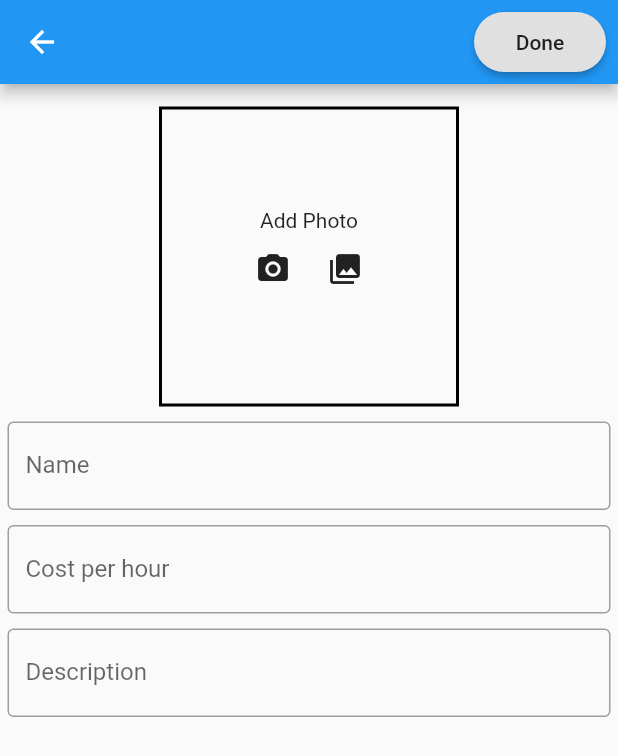
After one commit to UtkarshA135/KisanSeva, a Flutter app: the MyHomePage screen opened directly, after a tap on the "add" icon, on a phone screen of 412 x 824 dp. The commit adds this screen. Shown: the top 756 px of the screen. Run offline on Flutter 3.47's test engine with Material 2 defaults, Android fonts, the phone set to English and light mode, and no system bars; our stand-ins replace firebase_auth, image_picker, shared_preferences; accounts and stored records are empty; network calls fail.

Commit message:
Rent tools UI added

```diff
--- /dev/null
+++ b/lib/screens/rent_tools/add_new.dart
@@ -0,0 +1,144 @@
+import 'package:flutter/cupertino.dart';
+import "package:flutter/material.dart";
+
+import 'package:image_picker/image_picker.dart';
+
+class AddItem extends StatefulWidget {
+  @override
+  _AddItemState createState() => _AddItemState();
+}
+
+class _AddItemState extends State<AddItem> {
+  var imageFile;
+  @override
+  Widget build(BuildContext context) {
+    void _getImage(bool fromCamera) async {
+      if (fromCamera) {
+        imageFile = await ImagePicker.pickImage(source: ImageSource.camera);
+        setState(() {
+          this.imageFile = imageFile;
+        });
+      } else {
+        imageFile = await ImagePicker.pickImage(source: ImageSource.gallery);
+        setState(() {
+          this.imageFile = imageFile;
+        });
+      }
+    }
+
+    _addPhoto() {
+      return Column(
+        children: <Widget>[
+          Container(
+            decoration: BoxDecoration(
+              border: Border.all(color: Colors.black, width: 2),
+            ),
+            height: 200,
+            width: 200,
+            child: imageFile == null
+                ? Column(
+                    mainAxisAlignment: MainAxisAlignment.center,
+                    children: [
+                      Center(
+                        child: Text("Add Photo"),
+                      ),
+                      Row(
+                        mainAxisSize: MainAxisSize.min,
+                        mainAxisAlignment: MainAxisAlignment.center,
+                        children: [
+                          IconButton(
+                            icon: Icon(
+                              Icons.camera_alt,
+                            ),
+                            onPressed: () {
+                              _getImage(true);
+                            },
+                          ),
+                          IconButton(
+                            icon: Icon(
+                              Icons.photo_library,
+                            ),
+                            onPressed: () {
+                              _getImage(false);
+                            },
+                          ),
+                        ],
+                      ),
+                    ],
+                  )
+                : Container(
+                    child: Image.file(
+                      imageFile,
+                      fit: BoxFit.cover,
+                    ),
+                  ),
+          ),
+        ],
+      );
+    }
+
+    return Scaffold(
+      appBar: AppBar(
+        actions: [
+          Padding(
+            padding: const EdgeInsets.all(8.0),
+            child: RaisedButton(
+              onPressed: () {
+                Navigator.pop(context);
+              },
+              shape: StadiumBorder(),
+              child: Text(
+                "Done",
+                style: TextStyle(color: Colors.black87),
+              ),
+            ),
+          )
+        ],
+      ),
+      body: ListView(
+        padding: EdgeInsets.all(5),
+        shrinkWrap: true,
+        children: [
+          SizedBox(
+            height: 10,
+          ),
+          _addPhoto(),
+          SizedBox(
+            height: 10,
+          ),
+          TextFormField(
+            decoration: InputDecoration(
+              enabledBorder: OutlineInputBorder(
+                  borderSide: BorderSide(color: Colors.grey)),
+              border: OutlineInputBorder(),
+              labelText: "Name",
+              hintText: "Name",
+            ),
+          ),
+          SizedBox(
+            height: 10,
+          ),
+          TextFormField(
+            decoration: InputDecoration(
+                enabledBorder: OutlineInputBorder(
+                    borderSide: BorderSide(color: Colors.grey)),
+                border: OutlineInputBorder(),
+                labelText: "Cost per hour",
+                hintText: "eg : Rs xxx/hr"),
+          ),
+          SizedBox(
+            height: 10,
+          ),
+          TextFormField(
+            decoration: InputDecoration(
+                enabledBorder: OutlineInputBorder(
+                    borderSide: BorderSide(color: Colors.grey)),
+                border: OutlineInputBorder(),
+                labelText: "Description",
+                hintText: "Description"),
+          )
+        ],
+      ),
+    );
+  }
+}
--- /dev/null
+++ b/lib/screens/rent_tools/my_home_page.dart
@@ -0,0 +1,231 @@
+import 'package:flutter/cupertino.dart';
+import 'package:flutter/material.dart';
+
+import 'add_new.dart';
+import 'desc_page.dart';
+
+class MyHomePage extends StatelessWidget {
+  @override
+  Widget build(BuildContext context) {
+    List<Widget> items = [
+      card("Tractor", "hdva wfdhgfwgd", "200",
+          "https://etimg.etb2bimg.com/photo/76508031.cms", context),
+      card("Harvestor", "hdva wfdhgfwgd", "300",
+          "https://tiimg.tistatic.com/fp/1/833/harvestor-864.jpg", context),
+      card(
+          "Pesticide Sprayer",
+          "hdva wfdhgfwgd",
+          "100",
+          "https://4.imimg.com/data4/ED/VM/MY-9707575/knapsack-sprayers-500x500.jpg",
+          context),
+      card(
+          "Plough",
+          "hdva wfdhgfwgd",
+          "100",
+          "https://3.imimg.com/data3/TY/KI/MY-2259091/subsoil-plough-500x500.jpg",
+          context),
+      card("Tractor", "hdva wfdhgfwgd", "200",
+          "https://etimg.etb2bimg.com/photo/76508031.cms", context),
+      card("Harvestor", "hdva wfdhgfwgd", "300",
+          "https://tiimg.tistatic.com/fp/1/833/harvestor-864.jpg", context),
+      card(
+          "Pesticide Sprayer",
+          "hdva wfdhgfwgd",
+          "100",
+          "https://4.imimg.com/data4/ED/VM/MY-9707575/knapsack-sprayers-500x500.jpg",
+          context),
+      card(
+          "Plough",
+          "hdva wfdhgfwgd",
+          "100",
+          "https://3.imimg.com/data3/TY/KI/MY-2259091/subsoil-plough-500x500.jpg",
+          context)
+    ];
+
+    return Scaffold(
+      appBar: AppBar(
+        title: Text("SmartFarm"),
+        actions: [
+          IconButton(
+            icon: Icon(Icons.notifications),
+            color: Colors.white,
+            onPressed: () {},
+          )
+        ],
+      ),
+      body: Container(
+        padding: EdgeInsets.all(5),
+        child: SingleChildScrollView(
+          child: Column(
+            children: [
+              Padding(
+                padding: EdgeInsets.all(10),
+                child: Container(
+                  padding: EdgeInsets.symmetric(
+                    horizontal: 15,
+                  ),
+                  decoration: BoxDecoration(
+                      color: Colors.white,
+                      borderRadius: BorderRadius.circular(35),
+                      boxShadow: [
+                        BoxShadow(
+                          color: Colors.black54,
+                          offset: Offset(1.0, 1.0),
+                          blurRadius: 10.0,
+                        ),
+                      ]),
+                  child: TextFormField(
+                    decoration: InputDecoration(
+                        icon: Icon(Icons.search),
+                        hintText: "Search...",
+                        border: InputBorder.none),
+                  ),
+                ),
+              ),
+              Text(
+                "Categories",
+                style: TextStyle(fontWeight: FontWeight.bold, fontSize: 18),
+              ),
+              SizedBox(
+                height: 10,
+              ),
+              Container(
+                height: 75,
+                child: ListView(
+                  shrinkWrap: true,
+                  scrollDirection: Axis.horizontal,
+                  children: [
+                    Container(
+                      width: 75,
+                      decoration: BoxDecoration(
+                        borderRadius: BorderRadius.circular(15),
+                        color: Colors.yellow,
+                      ),
+                      child: Center(
+                        child: Text("Tractors"),
+                      ),
+                    ),
+                    SizedBox(
+                      width: 10,
+                    ),
+                    Container(
+                      width: 75,
+                      decoration: BoxDecoration(
+                        borderRadius: BorderRadius.circular(15),
+                        color: Colors.yellow,
+                      ),
+                      child: Center(
+                        child: Text("Harvestors"),
+                      ),
+                    ),
+                    SizedBox(
+                      width: 10,
+                    ),
+                    Container(
+                      width: 75,
+                      decoration: BoxDecoration(
+                        borderRadius: BorderRadius.circular(15),
+                        color: Colors.yellow,
+                      ),
+                      child: Center(
+                        child: Text("Pesticides"),
+                      ),
+                    ),
+                    SizedBox(
+                      width: 10,
+                    ),
+                    Container(
+                      width: 75,
+                      decoration: BoxDecoration(
+                        borderRadius: BorderRadius.circular(15),
+                        color: Colors.yellow,
+                      ),
+                      child: Center(
+                        child: Text("Others"),
+                      ),
+                    ),
+                  ],
+                ),
+              ),
+              SizedBox(
+                height: 20,
+              ),
+              GridView(
+                physics: NeverScrollableScrollPhysics(),
+                gridDelegate: SliverGridDelegateWithFixedCrossAxisCount(
+                    crossAxisCount: 2),
+                shrinkWrap: true,
+                children: items,
+              )
+            ],
+          ),
+        ),
+      ),
+      floatingActionButton: FloatingActionButton(
+        child: Icon(Icons.add),
+        onPressed: () {
+          Navigator.of(context).push(
+            MaterialPageRoute(
+              builder: (context) => AddItem(),
+            ),
+          );
+        },
+      ),
+    );
+  }
+
+  card(String name, String description, String cost, String img_url,
+      BuildContext context) {
+    return GestureDetector(
+      onTap: () {
+        Navigator.of(context).push(
+          MaterialPageRoute(
+            builder: (context) => DescPage(
+                name: name,
+                description: description,
+                cost: cost,
+                img_url: img_url),
+          ),
+        );
+      },
+      child: Padding(
+        padding: EdgeInsets.all(10),
+        child: Container(
+          decoration: BoxDecoration(
+              color: Colors.white,
+              borderRadius: BorderRadius.circular(15),
+              boxShadow: [
+                BoxShadow(
+                  color: Colors.black54,
+                  offset: Offset(1.0, 1.0),
+                  blurRadius: 10.0,
+                ),
+              ]),
+          child: Column(
+            children: [
+              Image(
+                image: NetworkImage(img_url),
+                height: 130,
+                width: 130,
+                fit: BoxFit.contain,
+              ),
+              Text(
+                name,
+                style: TextStyle(
+                  fontSize: 18,
+                  fontWeight: FontWeight.bold,
+                ),
+              ),
+              Text(
+                "$cost/hr",
+                style: TextStyle(
+                  fontSize: 16,
+                ),
+              )
+            ],
+          ),
+        ),
+      ),
+    );
+  }
+}
--- a/pubspec.yaml
+++ b/pubspec.yaml
@@ -33,6 +33,7 @@ dependencies:
   provider: ^4.0.5
   shared_preferences: ^0.5.6+3
   fluttertoast: ^4.0.1
+  image_picker: ^0.6.7+14
 dev_dependencies:
   flutter_test:
     sdk: flutter
```
Also changed, not shown: lib/screens/HomeScreen.dart (+34 -14 lines), lib/screens/rent_tools/desc_page.dart (added, +108 -0 lines), pubspec.lock.
